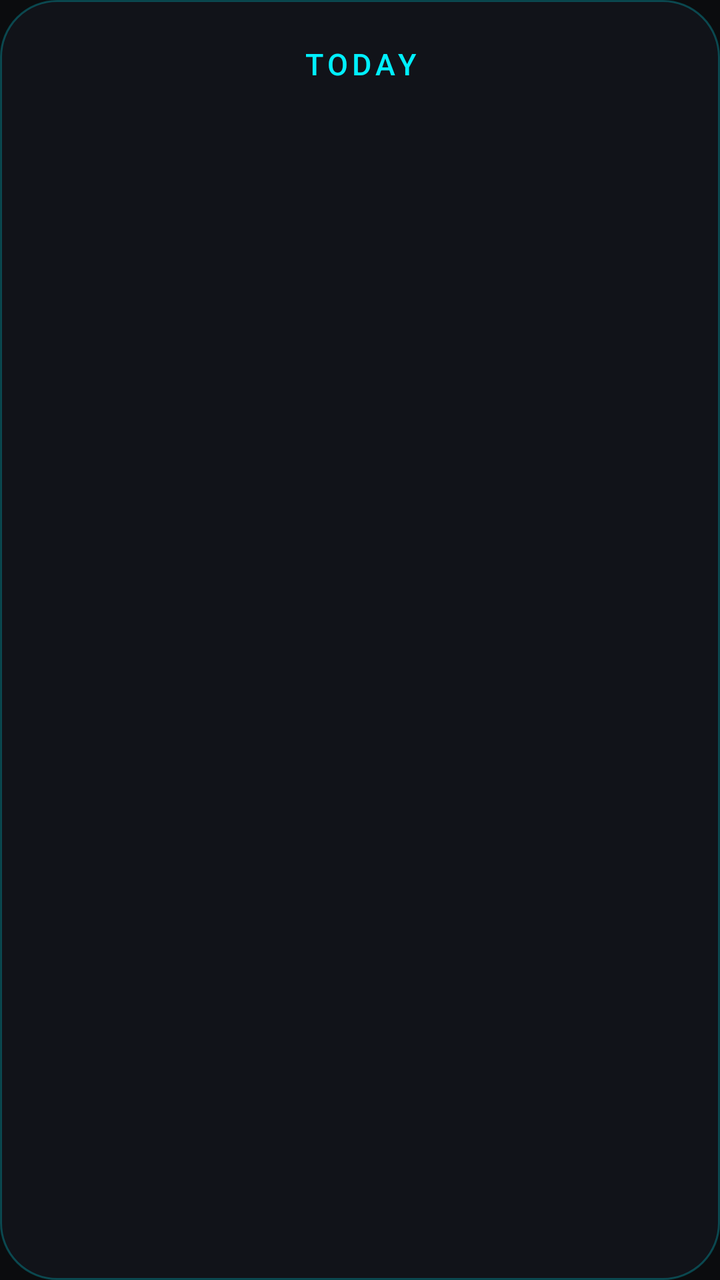
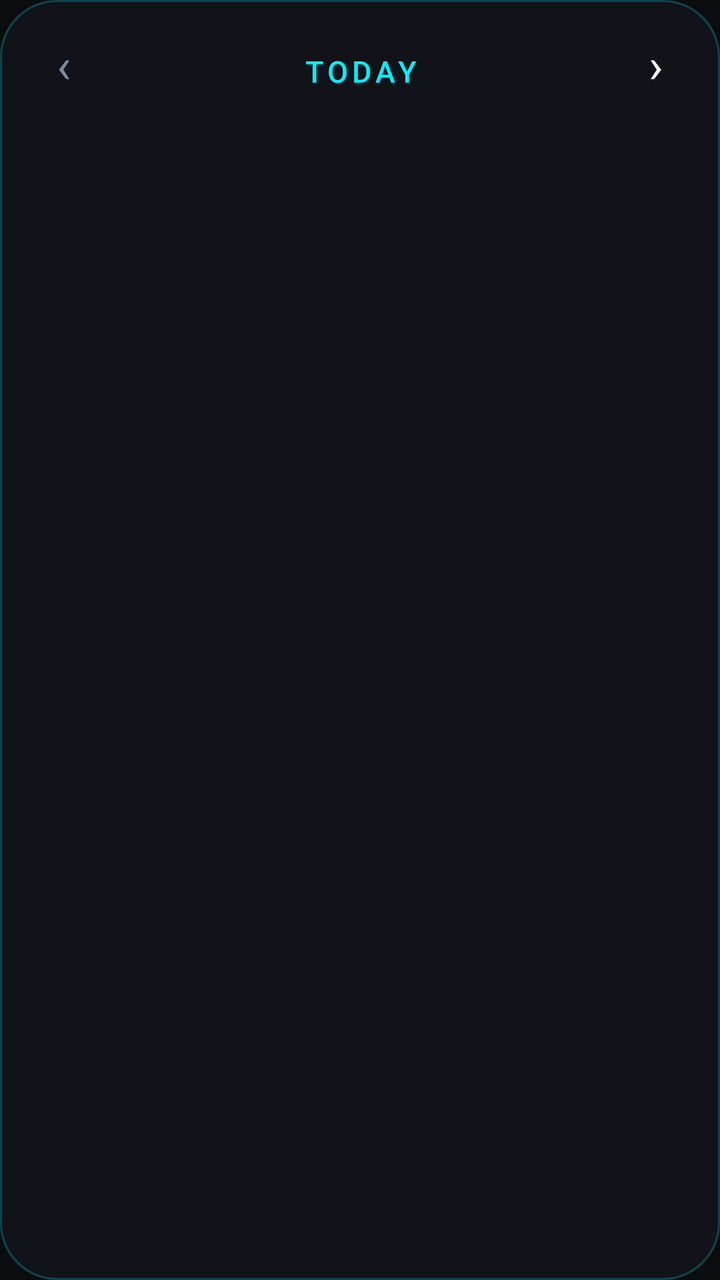

Screens rendered from an Android XML layout before and after an edit, with the pre-edit source and the edit as a unified diff.
<!-- AndroidManifest.xml: application theme Theme.HuntCompanion -->
<!-- res/layout/widget_day_neon.xml -->
<?xml version="1.0" encoding="utf-8"?>
<LinearLayout xmlns:android="http://schemas.android.com/apk/res/android"
    android:id="@+id/widget_root"
    android:layout_width="match_parent"
    android:layout_height="match_parent"
    android:background="@drawable/widget_bg_neon"
    android:orientation="vertical"
    android:padding="8dp">

    <TextView
        android:id="@+id/widget_header"
        android:layout_width="match_parent"
        android:layout_height="48dp"
        android:minHeight="48dp"
        android:background="@drawable/widget_header_neon"
        android:contentDescription="@string/day_widget_open_hunt"
        android:fontFamily="sans-serif-medium"
        android:gravity="center"
        android:letterSpacing="0.14"
        android:maxLines="1"
        android:text="@string/day_widget_today"
        android:textAllCaps="true"
        android:textColor="@color/widget_neon_accent"
        android:textSize="15sp" />

    <FrameLayout
        android:layout_width="match_parent"
        android:layout_height="0dp"
        android:layout_marginTop="8dp"
        android:layout_weight="1">

        <ListView
            android:id="@+id/widget_list"
            android:layout_width="match_parent"
            android:layout_height="match_parent"
            android:divider="@android:color/transparent"
            android:dividerHeight="8dp"
            android:listSelector="@android:color/transparent"
            android:scrollbars="none" />

        <TextView
            android:id="@+id/widget_empty"
            android:layout_width="match_parent"
            android:layout_height="match_parent"
            android:fontFamily="sans-serif"
            android:gravity="center"
            android:paddingStart="8dp"
            android:paddingEnd="8dp"
            android:textColor="@color/widget_neon_muted"
            android:textSize="14sp" />
    </FrameLayout>
</LinearLayout>
<!-- resources referenced by this layout -->
<resources>
  <color name="widget_neon_accent">#FF00F0FF</color>
  <color name="widget_neon_muted">#FF94A3B8</color>
  <!-- drawable widget_bg_neon (drawable) -->
  <?xml version="1.0" encoding="utf-8"?>
  <shape xmlns:android="http://schemas.android.com/apk/res/android" android:shape="rectangle">
      <solid android:color="@color/widget_neon_ground" />
      <stroke android:width="1dp" android:color="@color/widget_neon_glow" />
      <corners android:radius="@dimen/widget_radius" />
  </shape>
  <!-- drawable widget_header_neon (drawable) -->
  <?xml version="1.0" encoding="utf-8"?>
  <ripple xmlns:android="http://schemas.android.com/apk/res/android"
      android:color="@color/widget_neon_ripple">
      <item android:id="@android:id/mask">
          <shape android:shape="rectangle">
              <solid android:color="@color/widget_neon_pressed" />
              <corners android:radius="@dimen/widget_inner_radius" />
          </shape>
      </item>
  </ripple>
  <string name="day_widget_open_hunt">Open Hunt</string>
  <string name="day_widget_today">Today</string>
  <style name="Theme.HuntCompanion" parent="android:Theme.DeviceDefault.NoActionBar">
          <item name="android:statusBarColor">#0B0C0E</item>
          <item name="android:navigationBarColor">#0E1015</item>
          <item name="android:windowBackground">#0B0C0E</item>
      </style>
  <color name="widget_neon_ground">#FF111319</color>
  <color name="widget_neon_glow">#4000F0FF</color>
  <dimen name="widget_radius">16dp</dimen>
  <color name="widget_neon_ripple">#3300F0FF</color>
  <color name="widget_neon_pressed">#FF1C202B</color>
  <dimen name="widget_inner_radius">8dp</dimen>
</resources>

<!-- the commit's change to res/layout/widget_day_neon.xml (unified diff, before → after) -->
@@ -7,21 +7,59 @@
     android:orientation="vertical"
     android:padding="8dp">
 
-    <TextView
-        android:id="@+id/widget_header"
+    <LinearLayout
         android:layout_width="match_parent"
         android:layout_height="48dp"
-        android:minHeight="48dp"
-        android:background="@drawable/widget_header_neon"
-        android:contentDescription="@string/day_widget_open_hunt"
-        android:fontFamily="sans-serif-medium"
-        android:gravity="center"
-        android:letterSpacing="0.14"
-        android:maxLines="1"
-        android:text="@string/day_widget_today"
-        android:textAllCaps="true"
-        android:textColor="@color/widget_neon_accent"
-        android:textSize="15sp" />
+        android:orientation="horizontal">
+
+        <TextView
+            android:id="@+id/widget_prev"
+            android:layout_width="48dp"
+            android:layout_height="48dp"
+            android:minWidth="48dp"
+            android:minHeight="48dp"
+            android:background="@drawable/widget_header_neon"
+            android:contentDescription="@string/day_widget_prev"
+            android:fontFamily="sans-serif"
+            android:gravity="center"
+            android:text="@string/day_widget_prev_glyph"
+            android:textColor="@color/widget_neon_dim"
+            android:textSize="24sp" />
+
+        <TextView
+            android:id="@+id/widget_header"
+            android:layout_width="0dp"
+            android:layout_height="48dp"
+            android:layout_marginStart="8dp"
+            android:layout_marginEnd="8dp"
+            android:layout_weight="1"
+            android:minWidth="48dp"
+            android:minHeight="48dp"
+            android:background="@drawable/widget_header_neon"
+            android:contentDescription="@string/day_widget_open_hunt"
+            android:fontFamily="sans-serif-medium"
+            android:gravity="center"
+            android:letterSpacing="0.14"
+            android:maxLines="1"
+            android:text="@string/day_widget_today"
+            android:textAllCaps="true"
+            android:textColor="@color/widget_neon_accent"
+            android:textSize="15sp" />
+
+        <TextView
+            android:id="@+id/widget_next"
+            android:layout_width="48dp"
+            android:layout_height="48dp"
+            android:minWidth="48dp"
+            android:minHeight="48dp"
+            android:background="@drawable/widget_header_neon"
+            android:contentDescription="@string/day_widget_next"
+            android:fontFamily="sans-serif"
+            android:gravity="center"
+            android:text="@string/day_widget_next_glyph"
+            android:textColor="@color/widget_neon_text"
+            android:textSize="24sp" />
+    </LinearLayout>
 
     <FrameLayout
         android:layout_width="match_parent"
<!-- resource entries referenced after the edit -->
@@ -1,7 +1,9 @@
 <!-- resources referenced by this layout -->
 <resources>
   <color name="widget_neon_accent">#FF00F0FF</color>
+  <color name="widget_neon_dim">#FF7C8AA0</color>
   <color name="widget_neon_muted">#FF94A3B8</color>
+  <color name="widget_neon_text">#FFF8FAFC</color>
   <!-- drawable widget_bg_neon (drawable) -->
   <?xml version="1.0" encoding="utf-8"?>
   <shape xmlns:android="http://schemas.android.com/apk/res/android" android:shape="rectangle">
@@ -20,7 +22,11 @@
           </shape>
       </item>
   </ripple>
+  <string name="day_widget_next">Next day</string>
+  <string name="day_widget_next_glyph" translatable="false">›</string>
   <string name="day_widget_open_hunt">Open Hunt</string>
+  <string name="day_widget_prev">Previous day</string>
+  <string name="day_widget_prev_glyph" translatable="false">‹</string>
   <string name="day_widget_today">Today</string>
   <style name="Theme.HuntCompanion" parent="android:Theme.DeviceDefault.NoActionBar">
           <item name="android:statusBarColor">#0B0C0E</item>
